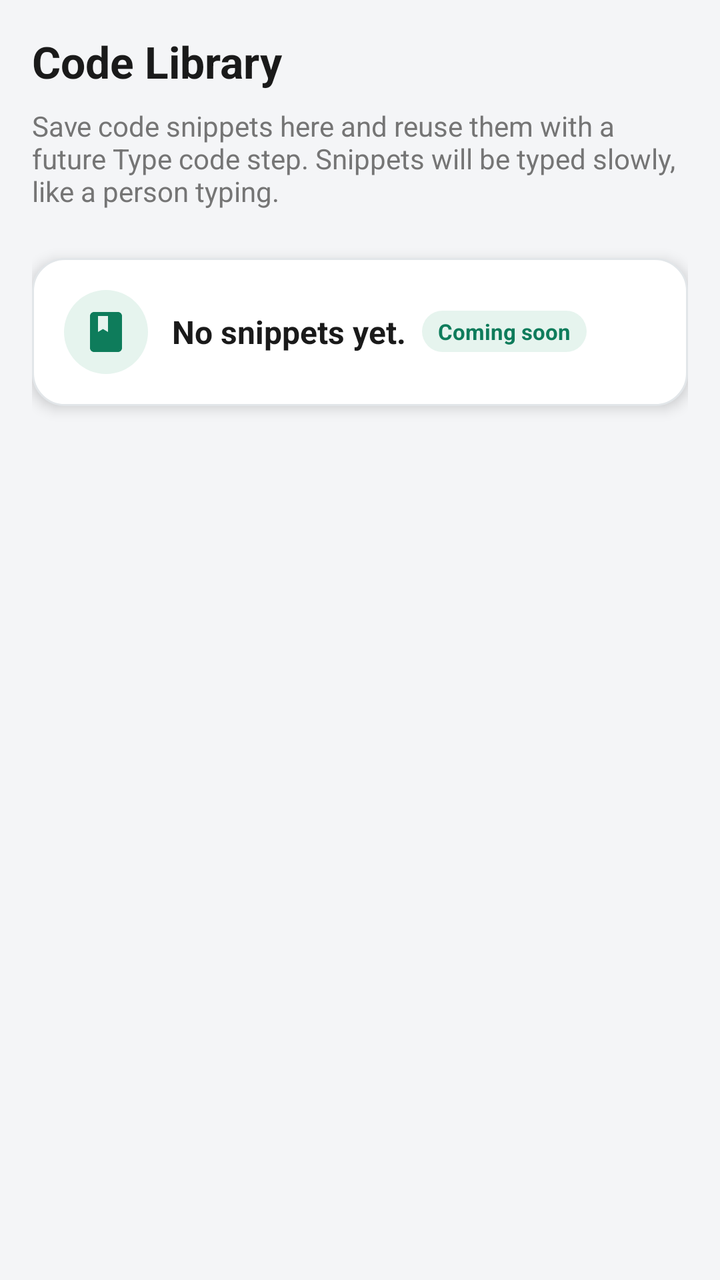
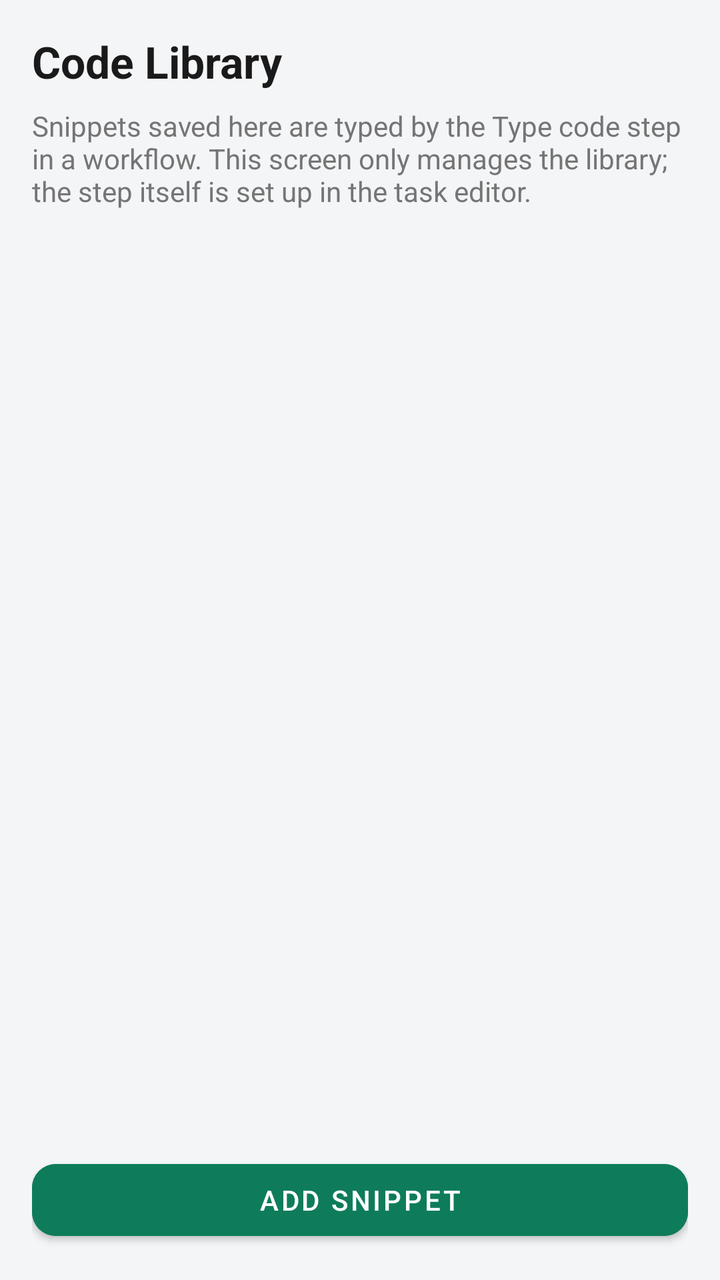

Before-and-after screenshots of an Android layout around one commit, followed by the original layout XML and the change that was made.
<!-- AndroidManifest.xml: application theme AppTheme -->
<!-- res/layout/activity_library.xml -->
<?xml version="1.0" encoding="utf-8"?>
<LinearLayout xmlns:android="http://schemas.android.com/apk/res/android"
    android:layout_width="match_parent"
    android:layout_height="match_parent"
    android:background="@color/background"
    android:orientation="vertical"
    android:padding="16dp">

    <TextView
        android:layout_width="wrap_content"
        android:layout_height="wrap_content"
        android:text="@string/library_title"
        android:textColor="@color/text_primary"
        android:textSize="22sp"
        android:textStyle="bold" />

    <TextView
        android:layout_width="wrap_content"
        android:layout_height="wrap_content"
        android:layout_marginTop="8dp"
        android:text="@string/library_desc"
        android:textColor="@color/text_secondary"
        android:textSize="14sp" />

    <LinearLayout
        android:layout_width="match_parent"
        android:layout_height="wrap_content"
        android:layout_marginTop="24dp"
        android:background="@drawable/row_card"
        android:elevation="4dp"
        android:gravity="center_vertical"
        android:orientation="horizontal"
        android:padding="16dp">

        <ImageView
            android:layout_width="42dp"
            android:layout_height="42dp"
            android:background="@drawable/icon_circle"
            android:contentDescription="@string/library_title"
            android:padding="9dp"
            android:src="@drawable/ic_nav_library"
            android:tint="@color/accent" />

        <LinearLayout
            android:layout_width="0dp"
            android:layout_height="wrap_content"
            android:layout_marginStart="12dp"
            android:layout_weight="1"
            android:orientation="vertical">

            <LinearLayout
                android:layout_width="wrap_content"
                android:layout_height="wrap_content"
                android:gravity="center_vertical"
                android:orientation="horizontal">

                <TextView
                    android:layout_width="wrap_content"
                    android:layout_height="wrap_content"
                    android:text="@string/library_empty"
                    android:textColor="@color/text_primary"
                    android:textSize="16sp"
                    android:textStyle="bold" />

                <TextView
                    android:layout_width="wrap_content"
                    android:layout_height="wrap_content"
                    android:layout_marginStart="8dp"
                    android:background="@drawable/pill_background"
                    android:paddingLeft="8dp"
                    android:paddingTop="3dp"
                    android:paddingRight="8dp"
                    android:paddingBottom="3dp"
                    android:text="@string/coming_soon"
                    android:textColor="@color/accent"
                    android:textSize="11sp"
                    android:textStyle="bold" />
            </LinearLayout>
        </LinearLayout>
    </LinearLayout>
</LinearLayout>
<!-- resources referenced by this layout -->
<resources>
  <color name="accent">#0E7C5B</color>
  <color name="background">#F4F5F7</color>
  <color name="text_primary">#1A1A1A</color>
  <color name="text_secondary">#757575</color>
  <!-- drawable ic_nav_library (drawable) -->
  <vector xmlns:android="http://schemas.android.com/apk/res/android"
      android:width="24dp"
      android:height="24dp"
      android:viewportWidth="24"
      android:viewportHeight="24">
      <path
          android:fillColor="#FF000000"
          android:pathData="M18,2H6C4.9,2 4,2.9 4,4V20C4,21.1 4.9,22 6,22H18C19.1,22 20,21.1 20,20V4C20,2.9 19.1,2 18,2ZM6,4H13V12L10.5,10.5L8,12V4H6Z" />
  </vector>
  <!-- drawable icon_circle (drawable) -->
  <shape xmlns:android="http://schemas.android.com/apk/res/android"
      android:shape="oval">
      <solid android:color="@color/icon_tint_background" />
  </shape>
  <!-- drawable pill_background (drawable) -->
  <shape xmlns:android="http://schemas.android.com/apk/res/android"
      android:shape="rectangle">
      <solid android:color="@color/icon_tint_background" />
      <corners android:radius="20dp" />
  </shape>
  <!-- drawable row_card (drawable) -->
  <shape xmlns:android="http://schemas.android.com/apk/res/android"
      android:shape="rectangle">
      <solid android:color="@color/card_background" />
      <corners android:radius="16dp" />
      <stroke
          android:width="1dp"
          android:color="@color/card_border" />
  </shape>
  <string name="coming_soon">Coming soon</string>
  <string name="library_desc">Save code snippets here and reuse them with a future Type code step. Snippets will be typed slowly, like a person typing.</string>
  <string name="library_empty">No snippets yet.</string>
  <string name="library_title">Code Library</string>
  <style name="AppTheme" parent="Theme.MaterialComponents.DayNight.NoActionBar">
          <item name="colorPrimary">@color/accent</item>
          <item name="colorPrimaryDark">@color/accent</item>
          <item name="colorAccent">@color/accent</item>
          <item name="android:windowBackground">@color/background</item>
      </style>
  <color name="icon_tint_background">#E6F4EE</color>
  <color name="card_background">#FFFFFF</color>
  <color name="card_border">#E2E6E9</color>
</resources>

<!-- the commit's change to res/layout/activity_library.xml (unified diff, before → after) -->
@@ -18,64 +18,33 @@
         android:layout_width="wrap_content"
         android:layout_height="wrap_content"
         android:layout_marginTop="8dp"
-        android:text="@string/library_desc"
+        android:text="@string/library_header"
         android:textColor="@color/text_secondary"
         android:textSize="14sp" />
 
-    <LinearLayout
+    <androidx.recyclerview.widget.RecyclerView
+        android:id="@+id/snippet_list"
+        android:layout_width="match_parent"
+        android:layout_height="0dp"
+        android:layout_marginTop="12dp"
+        android:layout_weight="1" />
+
+    <TextView
+        android:id="@+id/empty_text"
+        android:layout_width="match_parent"
+        android:layout_height="0dp"
+        android:layout_weight="1"
+        android:gravity="center"
+        android:text="@string/library_empty"
+        android:textColor="@color/text_secondary"
+        android:textSize="16sp"
+        android:visibility="gone" />
+
+    <Button
+        android:id="@+id/btn_add_snippet"
+        style="@style/FilledButton"
         android:layout_width="match_parent"
         android:layout_height="wrap_content"
-        android:layout_marginTop="24dp"
-        android:background="@drawable/row_card"
-        android:elevation="4dp"
-        android:gravity="center_vertical"
-        android:orientation="horizontal"
-        android:padding="16dp">
-
-        <ImageView
-            android:layout_width="42dp"
-            android:layout_height="42dp"
-            android:background="@drawable/icon_circle"
-            android:contentDescription="@string/library_title"
-            android:padding="9dp"
-            android:src="@drawable/ic_nav_library"
-            android:tint="@color/accent" />
-
-        <LinearLayout
-            android:layout_width="0dp"
-            android:layout_height="wrap_content"
-            android:layout_marginStart="12dp"
-            android:layout_weight="1"
-            android:orientation="vertical">
-
-            <LinearLayout
-                android:layout_width="wrap_content"
-                android:layout_height="wrap_content"
-                android:gravity="center_vertical"
-                android:orientation="horizontal">
-
-                <TextView
-                    android:layout_width="wrap_content"
-                    android:layout_height="wrap_content"
-                    android:text="@string/library_empty"
-                    android:textColor="@color/text_primary"
-                    android:textSize="16sp"
-                    android:textStyle="bold" />
-
-                <TextView
-                    android:layout_width="wrap_content"
-                    android:layout_height="wrap_content"
-                    android:layout_marginStart="8dp"
-                    android:background="@drawable/pill_background"
-                    android:paddingLeft="8dp"
-                    android:paddingTop="3dp"
-                    android:paddingRight="8dp"
-                    android:paddingBottom="3dp"
-                    android:text="@string/coming_soon"
-                    android:textColor="@color/accent"
-                    android:textSize="11sp"
-                    android:textStyle="bold" />
-            </LinearLayout>
-        </LinearLayout>
-    </LinearLayout>
+        android:layout_marginTop="12dp"
+        android:text="@string/library_add" />
 </LinearLayout>
<!-- resource entries referenced after the edit -->
@@ -1,51 +1,24 @@
 <!-- resources referenced by this layout -->
 <resources>
   <color name="accent">#0E7C5B</color>
+  <color name="accent_text">#FFFFFF</color>
   <color name="background">#F4F5F7</color>
   <color name="text_primary">#1A1A1A</color>
   <color name="text_secondary">#757575</color>
-  <!-- drawable ic_nav_library (drawable) -->
-  <vector xmlns:android="http://schemas.android.com/apk/res/android"
-      android:width="24dp"
-      android:height="24dp"
-      android:viewportWidth="24"
-      android:viewportHeight="24">
-      <path
-          android:fillColor="#FF000000"
-          android:pathData="M18,2H6C4.9,2 4,2.9 4,4V20C4,21.1 4.9,22 6,22H18C19.1,22 20,21.1 20,20V4C20,2.9 19.1,2 18,2ZM6,4H13V12L10.5,10.5L8,12V4H6Z" />
-  </vector>
-  <!-- drawable icon_circle (drawable) -->
-  <shape xmlns:android="http://schemas.android.com/apk/res/android"
-      android:shape="oval">
-      <solid android:color="@color/icon_tint_background" />
-  </shape>
-  <!-- drawable pill_background (drawable) -->
-  <shape xmlns:android="http://schemas.android.com/apk/res/android"
-      android:shape="rectangle">
-      <solid android:color="@color/icon_tint_background" />
-      <corners android:radius="20dp" />
-  </shape>
-  <!-- drawable row_card (drawable) -->
-  <shape xmlns:android="http://schemas.android.com/apk/res/android"
-      android:shape="rectangle">
-      <solid android:color="@color/card_background" />
-      <corners android:radius="16dp" />
-      <stroke
-          android:width="1dp"
-          android:color="@color/card_border" />
-  </shape>
-  <string name="coming_soon">Coming soon</string>
-  <string name="library_desc">Save code snippets here and reuse them with a future Type code step. Snippets will be typed slowly, like a person typing.</string>
+  <string name="library_add">Add snippet</string>
   <string name="library_empty">No snippets yet.</string>
+  <string name="library_header">Snippets saved here are typed by the Type code step in a workflow. This screen only manages the library; the step itself is set up in the task editor.</string>
   <string name="library_title">Code Library</string>
+  <style name="FilledButton" parent="Widget.MaterialComponents.Button">
+          <item name="android:backgroundTint">@color/accent</item>
+          <item name="android:textColor">@color/accent_text</item>
+          <item name="cornerRadius">12dp</item>
+      </style>
   <style name="AppTheme" parent="Theme.MaterialComponents.DayNight.NoActionBar">
           <item name="colorPrimary">@color/accent</item>
           <item name="colorPrimaryDark">@color/accent</item>
           <item name="colorAccent">@color/accent</item>
           <item name="android:windowBackground">@color/background</item>
       </style>
-  <color name="icon_tint_background">#E6F4EE</color>
-  <color name="card_background">#FFFFFF</color>
-  <color name="card_border">#E2E6E9</color>
 </resources>
 
